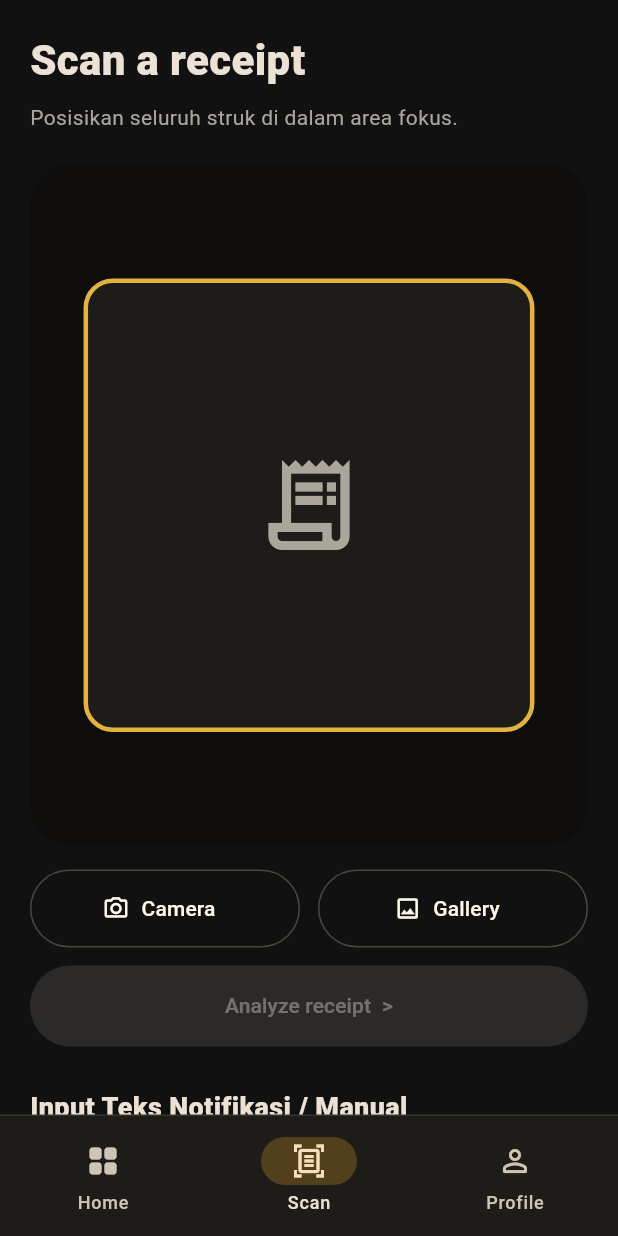
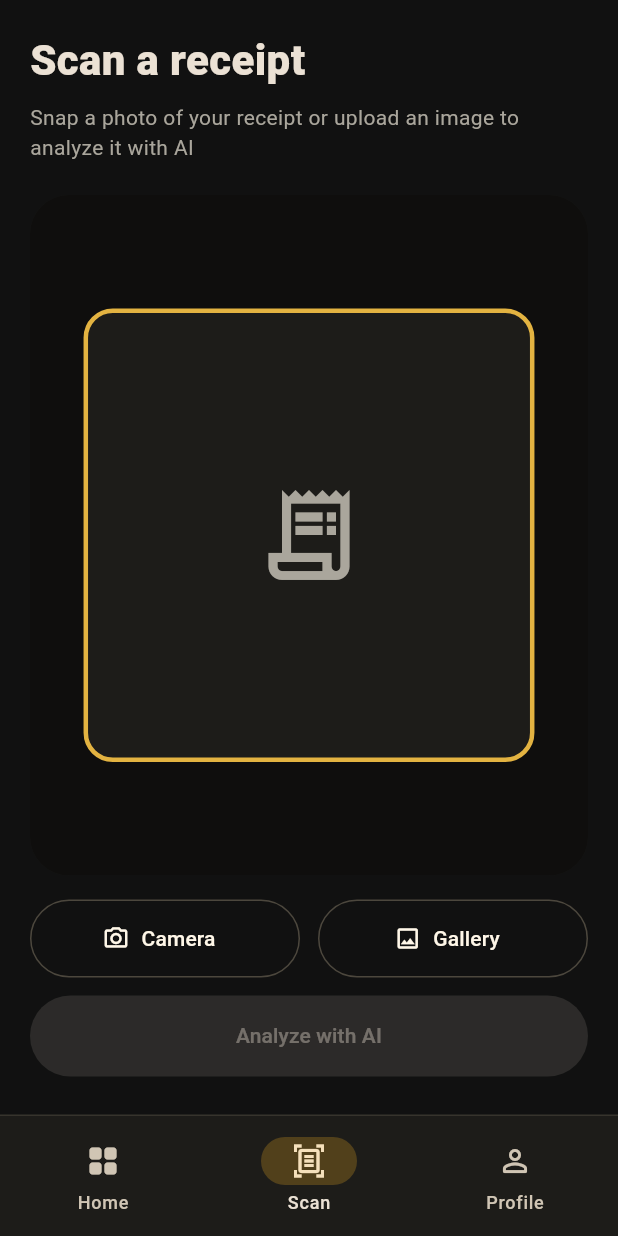
Before and after one commit to edmundusaji/broke-ai-app-v2, a Flutter app: the AppShell screen opened directly, item 2 of the bottom bar chosen, on a phone screen of 412 x 824 dp. Run offline on Flutter 3.47's test engine with Material 3 defaults, Android fonts, the light colour scheme and no system bars; our stand-ins replace dio, fl_chart, flutter_riverpod, flutter_secure_storage, image_picker, shared_preferences; accounts and stored records are empty; Roboto replaces fonts that are missing (sans).

Commit message:
change to english

```diff
--- a/lib/pages/scan_page.dart
+++ b/lib/pages/scan_page.dart
@@ -177,7 +177,7 @@ class _ScanPageState extends ConsumerState<ScanPage> {
           ),
           const SizedBox(height: 8),
           const Text(
-            'Posisikan seluruh struk di dalam area fokus.',
+            'Snap a photo of your receipt or upload an image to analyze it with AI',
             style: TextStyle(color: AppColors.muted),
           ),
           if (isGuest) ...[
@@ -222,12 +222,12 @@ class _ScanPageState extends ConsumerState<ScanPage> {
               minimumSize: const Size(0, 54),
             ),
             child: Text(
-              processing ? 'Analyzing with AI...' : 'Analyze receipt  >',
+              processing ? 'Analyzing with AI...' : 'Analyze with AI',
             ),
           ),
           const SizedBox(height: 28),
           const Text(
-            'Input Teks Notifikasi / Manual',
+            'Input using text',
             style: TextStyle(fontWeight: FontWeight.w800, fontSize: 18),
           ),
           const SizedBox(height: 8),
@@ -235,7 +235,7 @@ class _ScanPageState extends ConsumerState<ScanPage> {
             controller: notificationController,
             maxLines: 3,
             decoration: appInputDecoration(
-              'Paste notification or transaction text here...',
+              'Input the activities, e.g. "KFC 25.000 GoPay"',
             ),
           ),
           const SizedBox(height: 8),
@@ -246,7 +246,7 @@ class _ScanPageState extends ConsumerState<ScanPage> {
               foregroundColor: AppColors.ink,
               minimumSize: const Size(0, 52),
             ),
-            child: const Text('Proses Transaksi >'),
+            child: const Text('Process with AI'),
           ),
         ],
       ),
```
Also changed, not shown: lib/pages/home_page.dart (+8 -8 lines), 1 other file.
